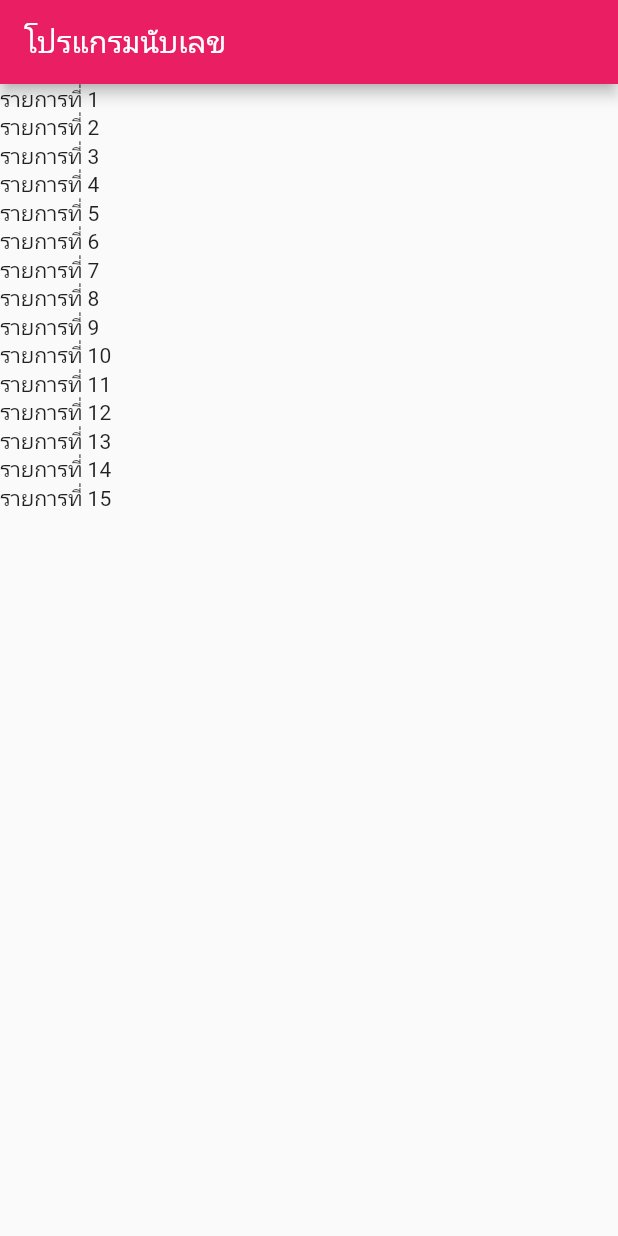
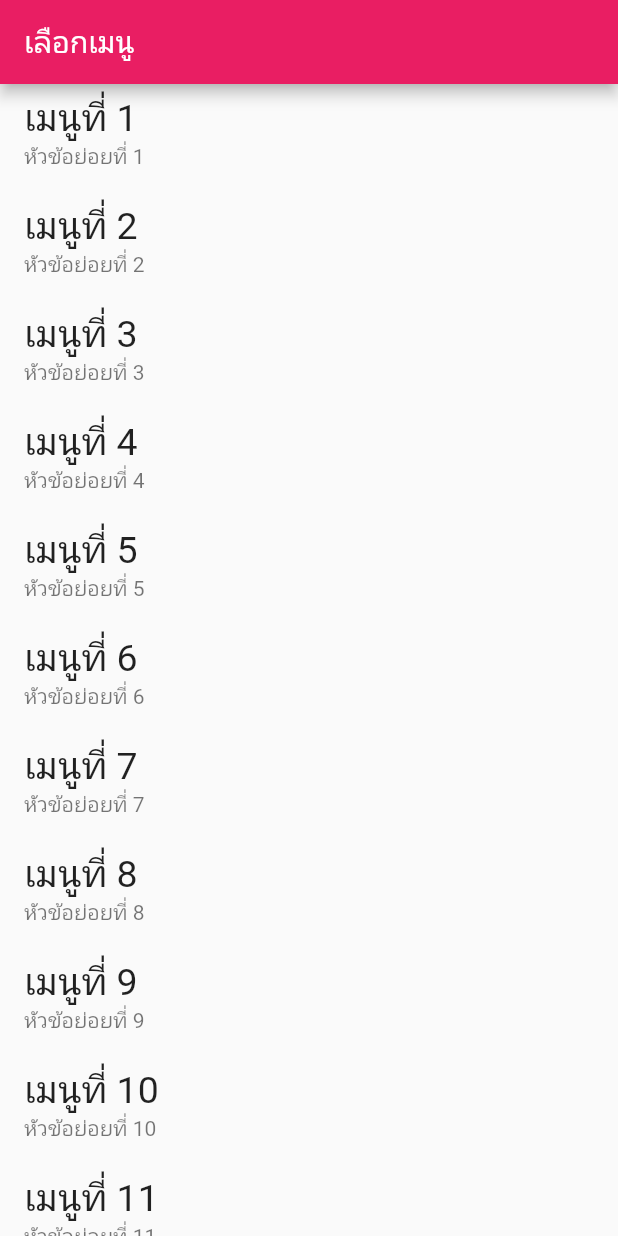
Before and after one commit to rungthiwaa/flutter-app1, a Flutter app: the screen it shows after launch, on a phone screen of 412 x 824 dp. Run offline on Flutter 3.47's test engine with Material 2 defaults, Android fonts, the phone set to English and light mode, and no system bars; missing offline and left inert: dart:html.

```diff
--- a/lib/main.dart
+++ b/lib/main.dart
@@ -35,11 +35,11 @@ class _MyHomePageState extends State<MyHomePage> {
   Widget build(BuildContext context) {
     return Scaffold(
       appBar: AppBar(
-        title: Text("โปรแกรมนับเลข"),
+        title: Text("เลือกเมนู"),
       ),
       body: Center(
         child: ListView(
-          children: getData(15),
+          children: getData(20),
         ),
       ),
     );
@@ -50,7 +50,14 @@ class _MyHomePageState extends State<MyHomePage> {
     //กลุ่มข้อมูล Text Widget
     List<Widget> data = [];
     for (var i = 0; i < count; i++) {
-      data.add(Text("รายการที่ ${i + 1}"));
+      var menu = ListTile(
+        title: Text(
+          "เมนูที่ ${i + 1}",
+          style: TextStyle(fontSize: 25),
+        ),
+        subtitle: Text("หัวข้อย่อยที่ ${i + 1}"),
+      );
+      data.add(menu);
     }
     return data;
   }
```
